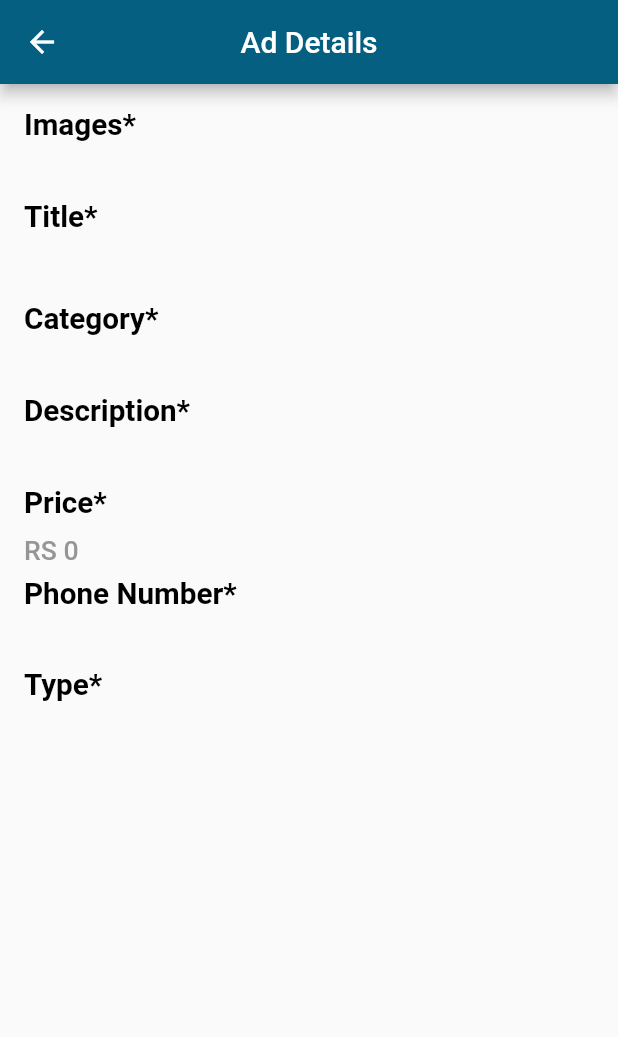
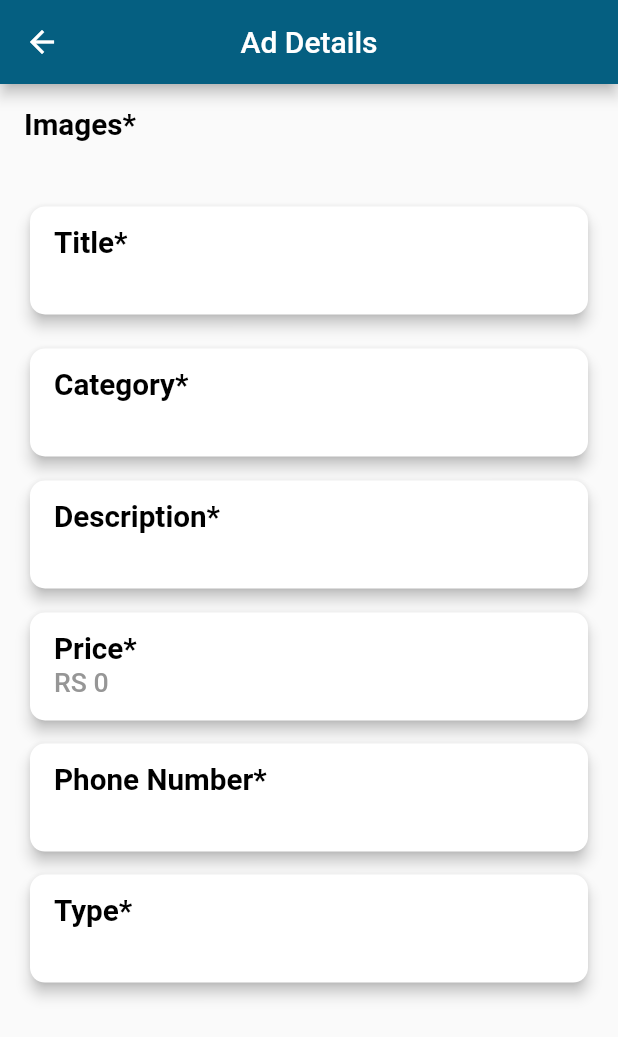
Before and after one commit to MuhammadSaad32/fyp_app, a Flutter app: the AdDetailsScreen screen opened directly with empty values, on a phone screen of 412 x 824 dp. Shown: the top 1037 px of the screen. Run offline on Flutter 3.47's test engine with Material 2 defaults, Android fonts, the phone set to English and light mode, and no system bars; our stand-ins replace carousel_slider, cloud_firestore, connectivity_plus, curved_navigation_bar, firebase_auth, firebase_core and 6 more; accounts and stored records are empty.

Commit message:
done 2nd Last Commit

```diff
--- a/lib/ui/post/add_detail_screen.dart
+++ b/lib/ui/post/add_detail_screen.dart
@@ -67,14 +67,17 @@ class AdDetailsScreen extends StatelessWidget {
                     ),
                 ),
             SizedBox(height: getHeight(16)),
-            Text(
+            Card(
+              elevation: 4,
+              shape: RoundedRectangleBorder(
+                borderRadius: BorderRadius.circular(10),
+              ),
+              child: ListTile(
+                title: Text(
                   'Title*',
                   style: kSize20BlackW700Text,
                 ),
-            SizedBox(
-              height: getHeight(10),
-            ),
-            Text(
+                subtitle: Text(
                   adData['title'],
                   style: TextStyle(
                     fontSize: getFont(18),
@@ -82,15 +85,20 @@ class AdDetailsScreen extends StatelessWidget {
                     color: hintText,
                   ),
                 ),
+              ),
+            ),
             SizedBox(height: getHeight(16)),
-            Text(
+            Card(
+              elevation: 4,
+              shape: RoundedRectangleBorder(
+                borderRadius: BorderRadius.circular(10),
+              ),
+              child: ListTile(
+                title: Text(
                   'Category*',
                   style: kSize20BlackW700Text,
                 ),
-            SizedBox(
-              height: getHeight(10),
-            ),
-            Text(
+                subtitle: Text(
                   adData['category'],
                   style: TextStyle(
                     fontSize: getFont(18),
@@ -98,33 +106,42 @@ class AdDetailsScreen extends StatelessWidget {
                     color: hintText,
                   ),
                 ),
+              ),
+            ),
             const SizedBox(height: 8),
-            Text(
+            Card(
+              elevation: 4,
+              shape: RoundedRectangleBorder(
+                borderRadius: BorderRadius.circular(10),
+              ),
+              child: ListTile(
+                title: Text(
                   'Description*',
                   style: kSize20BlackW700Text,
                 ),
-            SizedBox(
-              height: getHeight(10),
-            ),
-            Text(
+                subtitle: Text(
                   adData['description'],
                   style: TextStyle(
                     fontSize: getFont(18),
                     fontWeight: FontWeight.w500,
                     color: hintText,
                   ),
-              textAlign: TextAlign
-                  .justify, // Aligns text to justify (divides into new lines)
+                  textAlign: TextAlign.justify,
+                ),
+              ),
             ),
             const SizedBox(height: 8),
-            Text(
+            Card(
+              elevation: 4,
+              shape: RoundedRectangleBorder(
+                borderRadius: BorderRadius.circular(10),
+              ),
+              child: ListTile(
+                title: Text(
                   'Price*',
                   style: kSize20BlackW700Text,
                 ),
-            SizedBox(
-              height: getHeight(10),
-            ),
-            Text(
+                subtitle: Text(
                   'RS ${adData['price']}',
                   style: TextStyle(
                     fontSize: getFont(18),
@@ -132,15 +149,20 @@ class AdDetailsScreen extends StatelessWidget {
                     color: hintText,
                   ),
                 ),
+              ),
+            ),
             SizedBox(height: getHeight(8)),
-            Text(
+            Card(
+              elevation: 4,
+              shape: RoundedRectangleBorder(
+                borderRadius: BorderRadius.circular(10),
+              ),
+              child: ListTile(
+                title: Text(
                   'Phone Number*',
                   style: kSize20BlackW700Text,
                 ),
-            SizedBox(
-              height: getHeight(10),
-            ),
-            Text(
+                subtitle: Text(
                   '${adData['phoneNumber']}',
                   style: TextStyle(
                     fontSize: getFont(18),
@@ -148,15 +170,20 @@ class AdDetailsScreen extends StatelessWidget {
                     color: hintText,
                   ),
                 ),
+              ),
+            ),
             SizedBox(height: getHeight(8)),
-            Text(
+            Card(
+              elevation: 4,
+              shape: RoundedRectangleBorder(
+                borderRadius: BorderRadius.circular(10),
+              ),
+              child: ListTile(
+                title: Text(
                   'Type*',
                   style: kSize20BlackW700Text,
                 ),
-            SizedBox(
-              height: getHeight(10),
-            ),
-            Text(
+                subtitle: Text(
                   '${adData['type']}',
                   style: TextStyle(
                     fontSize: getFont(18),
@@ -164,6 +191,9 @@ class AdDetailsScreen extends StatelessWidget {
                     color: hintText,
                   ),
                 ),
+              ),
+            ),
+
           ],
         ),
       ),
--- a/lib/ui/profile/edit_profile_screen.dart
+++ b/lib/ui/profile/edit_profile_screen.dart
@@ -154,11 +154,11 @@ class _EditProfileScreenState extends State<EditProfileScreen> {
                   ? const CircularProgressIndicator() // Display progress indicator while uploading
                   : _selectedImage != null
                   ? CircleAvatar(
-                radius: 40,
+                radius: 60,
                 backgroundImage: FileImage(_selectedImage!),
               )
                   : CircleAvatar(
-                radius: 40,
+                radius: 60,
                 backgroundImage: NetworkImage(widget.userImage),
               ),
             ),
```
Lines whose indentation alone changed are shown as unchanged.
